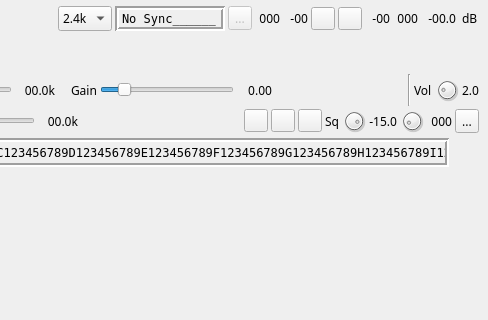
f4exb/sdrangel, file plugins/channelrx/demoddsd/dsddemodgui.ui: the form before one commit; both pictures show x 159 to 647 and y 0 to 320 of the 647 by 841 pixel window.
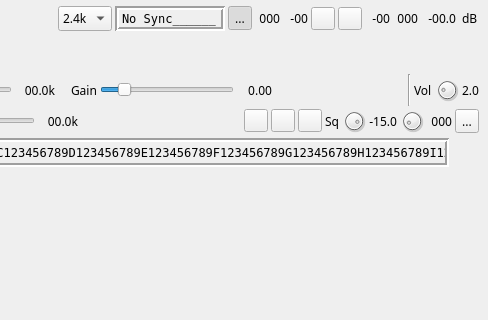
The form after the commit. Icons and pictures are not drawn. Custom widgets are drawn as their Qt base class.

The edit to the form file:
```diff
--- a/plugins/channelrx/demoddsd/dsddemodgui.ui
+++ b/plugins/channelrx/demoddsd/dsddemodgui.ui
@@ -225,7 +225,7 @@
       <item>
        <widget class="QToolButton" name="symbolPLLLock">
         <property name="enabled">
-         <bool>false</bool>
+         <bool>true</bool>
         </property>
         <property name="toolTip">
          <string>Symbol PLL lock indicator (green: locked)</string>
@@ -235,7 +235,14 @@
         </property>
         <property name="icon">
          <iconset resource="../../../sdrbase/resources/res.qrc">
-          <normaloff>:/locked.png</normaloff>:/locked.png</iconset>
+          <normaloff>:/unlocked.png</normaloff>
+          <normalon>:/locked.png</normalon>:/unlocked.png</iconset>
+        </property>
+        <property name="checkable">
+         <bool>true</bool>
+        </property>
+        <property name="checked">
+         <bool>true</bool>
         </property>
        </widget>
       </item>
```
Left out of the diff: 2 changed lines with no effect on the pictures.
